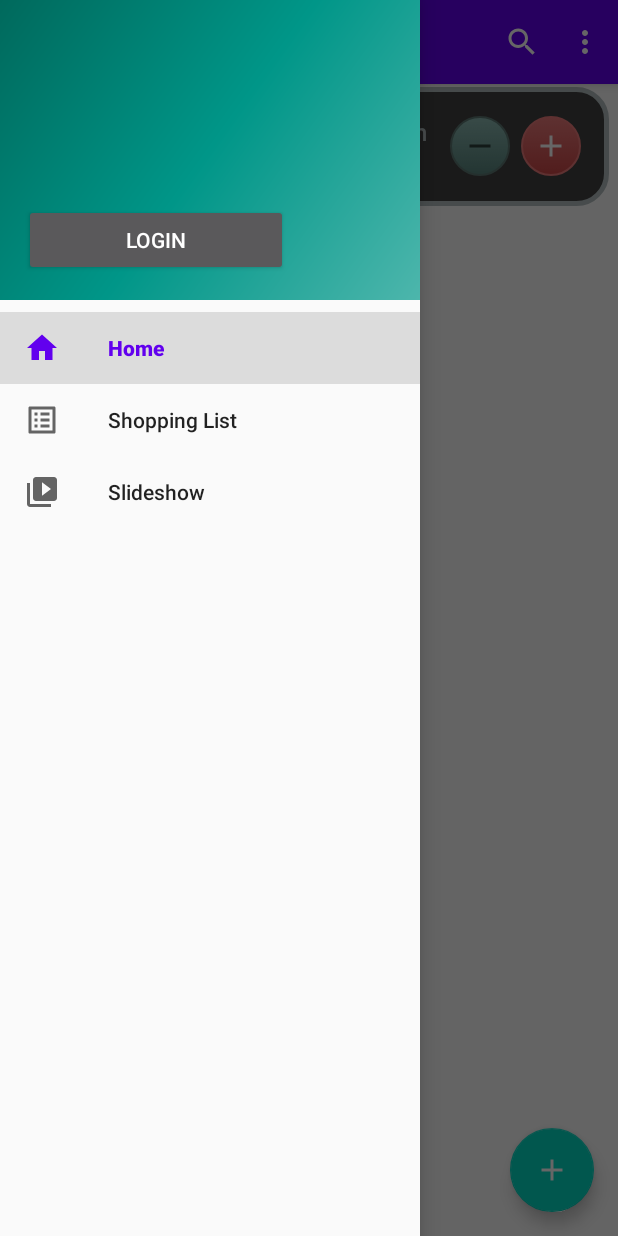
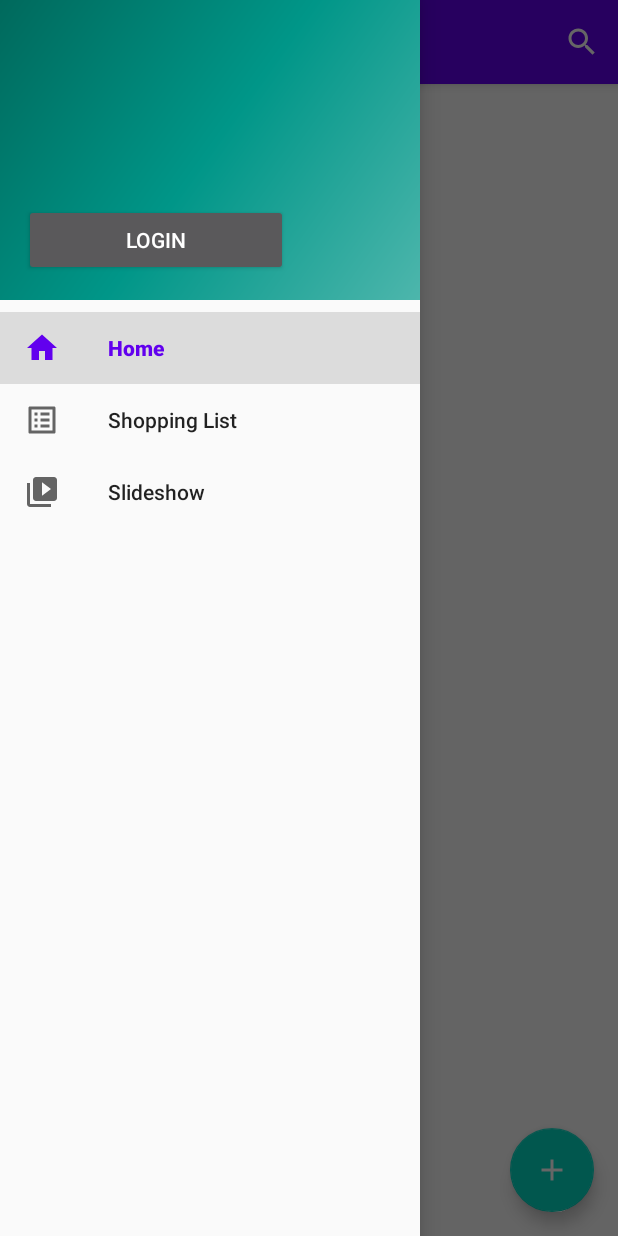
Before and after one commit to minosse99/TrackMyPantry, an Android app: the screen it shows after launch (MainActivity), with the side drawer open, on a phone screen of 412 x 824 dp. Run offline under Robolectric (Android 15) with nearby library versions, the light colour scheme and no system bars; our stand-ins replace navigation-ui.

Commit message:
bug fixed

```diff
--- a/app/src/main/AndroidManifest.xml
+++ b/app/src/main/AndroidManifest.xml
@@ -12,10 +12,6 @@
         android:label="@string/app_name"
         android:roundIcon="@mipmap/ic_launcher_round"
         android:theme="@style/Theme.MyPantry">
-        <activity
-            android:name=".ActivitySettings"
-            android:label="Settings"
-            />
 
         <meta-data
             android:name="com.google.android.gms.vision.DEPENDENCIES"
--- a/app/src/main/java/com/example/mypantry/ui/home/HomeFragment.java
+++ b/app/src/main/java/com/example/mypantry/ui/home/HomeFragment.java
@@ -59,8 +59,6 @@ public class HomeFragment extends Fragment {
         if(db == null) { db = new DBManager(getActivity()); }
 
         checkDB();
-       db.save("Gianponpilolinpololanponpinpo","304323943025","Patate al forno ",1,"2974833240");
-
   //      db.save("Wurstel ","3083948275025","Wurstel di Suino ",1,"7234598970");
   //      db.save("Fragola","304323943025","Fragole ",1,"111123831220");
         return root;
--- a/app/src/main/res/menu/main.xml
+++ b/app/src/main/res/menu/main.xml
@@ -11,10 +11,4 @@
         app:actionViewClass="android.support.v7.widget.SearchView"
         app:showAsAction="always" />
 
-    <item
-        android:id="@+id/action_settings"
-        android:orderInCategory="100"
-        android:title="@string/action_settings"
-        android:onClick="goToSettings"
-        app:showAsAction="never" />
 </menu>
```
Also changed, not shown: app/src/main/java/com/example/mypantry/ActivitySettings.java (deleted, +0 -13 lines), app/src/main/java/com/example/mypantry/activity/MainActivity.java (+0 -9 lines), app/src/main/res/drawable/ic_menu_gallery.xml (deleted, +0 -9 lines), app/src/main/res/layout/activity_settings.xml (deleted, +0 -28 lines).
